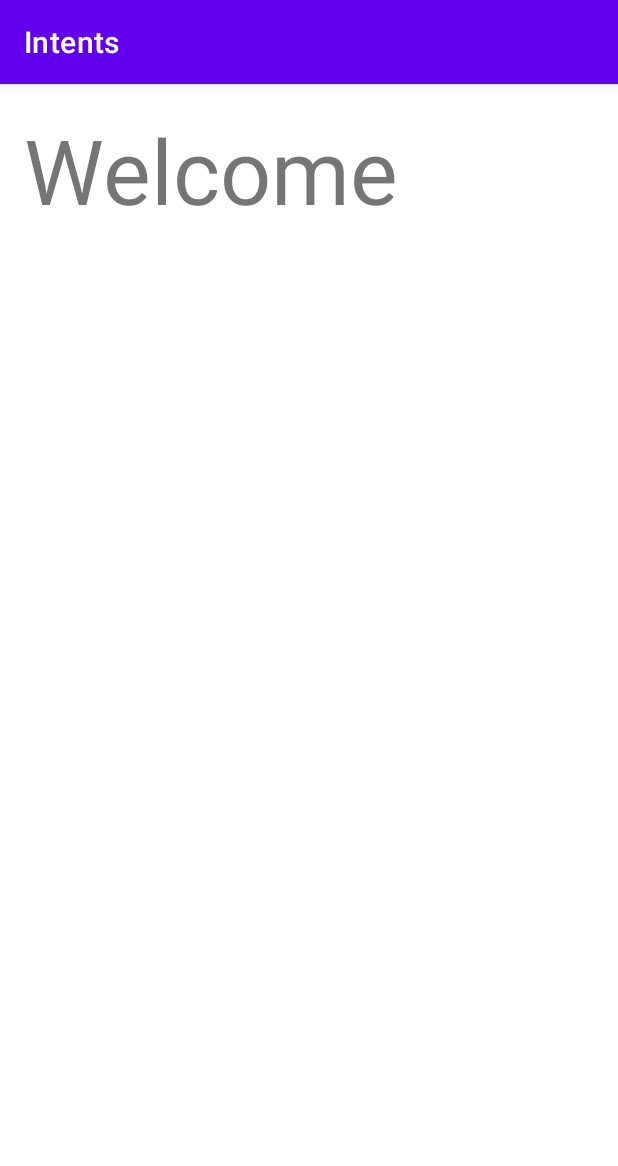
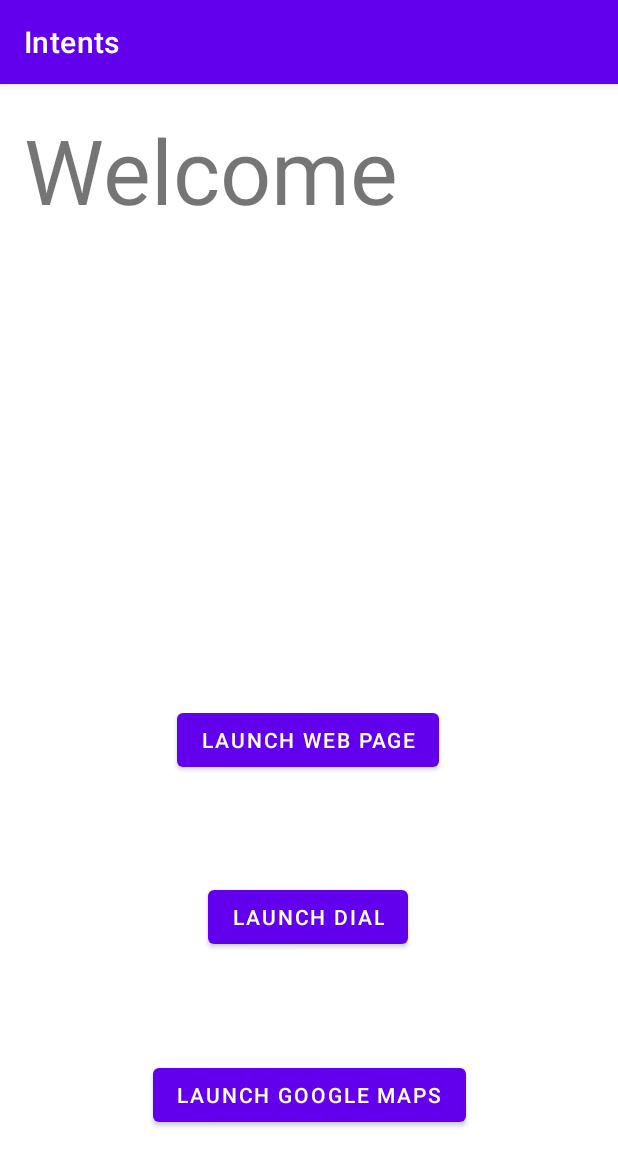
Before and after one commit to chinmay200/AndriodProgProjects, an Android app: the user screen opened directly, with no data from a screen before it, on a phone screen of 412 x 824 dp. Shown: the top 1166 px of the screen. Run offline under Robolectric (Android 15) with nearby library versions, the phone set to English and light mode, and no system bars.

Commit message:
Explicit intent basics

```diff
--- a/Intents/app/src/main/java/com/example/intents/user.java
+++ b/Intents/app/src/main/java/com/example/intents/user.java
@@ -3,13 +3,19 @@ package com.example.intents;
 import androidx.appcompat.app.AppCompatActivity;
 
 import android.content.Intent;
+import android.net.Uri;
 import android.os.Bundle;
+import android.view.View;
+import android.widget.Button;
 import android.widget.TextView;
 
 public class user extends AppCompatActivity {
 
     TextView userText;
     TextView passText;
+    Button launch;
+    Button call;
+    Button find;
     @Override
     protected void onCreate(Bundle savedInstanceState) {
         super.onCreate(savedInstanceState);
@@ -17,10 +23,38 @@ public class user extends AppCompatActivity {
 
         userText = findViewById(R.id.user);
         passText = findViewById(R.id.pass);
+        launch = findViewById(R.id.webpage);
+        call = findViewById(R.id.phonecall);
+        find = findViewById(R.id.map);
+
 
         Intent in = getIntent();
 
         userText.setText(in.getStringExtra("User"));
         passText.setText(in.getStringExtra("Password"));
+
+        launch.setOnClickListener(new View.OnClickListener() {
+            @Override
+            public void onClick(View view) {
+                Intent search = new Intent(Intent.ACTION_VIEW , Uri.parse("https://www.instagram.com/"));
+                startActivity(search);
+            }
+        });
+
+        call.setOnClickListener(new View.OnClickListener() {
+            @Override
+            public void onClick(View view) {
+                Intent call = new Intent(Intent.ACTION_DIAL , Uri.parse("tel:+919968264401"));
+                startActivity(call);
+            }
+        });
+
+        find.setOnClickListener(new View.OnClickListener() {
+            @Override
+            public void onClick(View view) {
+                Intent look = new Intent(Intent.ACTION_VIEW , Uri.parse("geo:28.7041 , 77.1025"));
+                startActivity(look);
+            }
+        });
     }
 }
--- a/Intents/app/src/main/res/layout/activity_user.xml
+++ b/Intents/app/src/main/res/layout/activity_user.xml
@@ -41,4 +41,37 @@
         app:layout_constraintStart_toStartOf="parent"
         app:layout_constraintTop_toBottomOf="@+id/user"
         app:layout_constraintVertical_bias="0.053" />
+
+    <Button
+        android:id="@+id/webpage"
+        android:layout_width="wrap_content"
+        android:layout_height="wrap_content"
+        android:layout_marginTop="316dp"
+        android:text="Launch web Page"
+        app:layout_constraintEnd_toEndOf="parent"
+        app:layout_constraintHorizontal_bias="0.497"
+        app:layout_constraintStart_toStartOf="parent"
+        app:layout_constraintTop_toBottomOf="@+id/textView2" />
+
+    <Button
+        android:id="@+id/phonecall"
+        android:layout_width="wrap_content"
+        android:layout_height="wrap_content"
+        android:text="Launch Dial"
+        app:layout_constraintBottom_toTopOf="@+id/map"
+        app:layout_constraintEnd_toEndOf="parent"
+        app:layout_constraintHorizontal_bias="0.498"
+        app:layout_constraintStart_toStartOf="parent"
+        app:layout_constraintTop_toBottomOf="@+id/webpage" />
+
+    <Button
+        android:id="@+id/map"
+        android:layout_width="wrap_content"
+        android:layout_height="wrap_content"
+        android:text="Launch google maps"
+        app:layout_constraintBottom_toBottomOf="parent"
+        app:layout_constraintEnd_toEndOf="parent"
+        app:layout_constraintHorizontal_bias="0.5"
+        app:layout_constraintStart_toStartOf="parent"
+        app:layout_constraintTop_toBottomOf="@+id/phonecall" />
 </androidx.constraintlayout.widget.ConstraintLayout>
```
